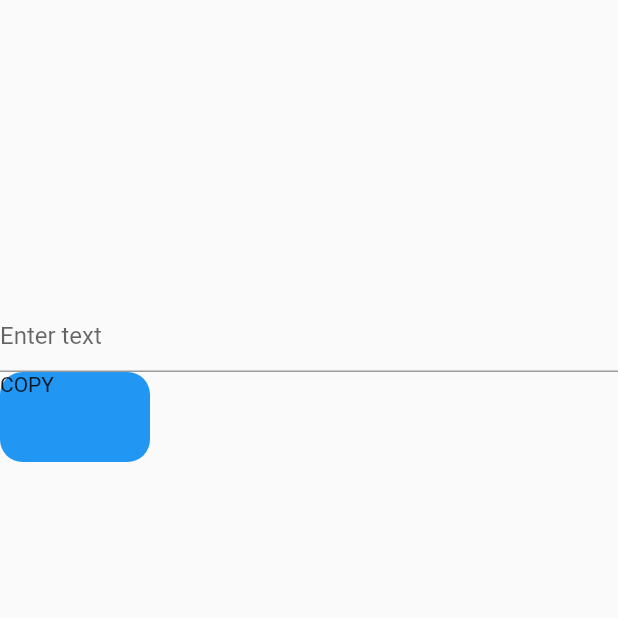
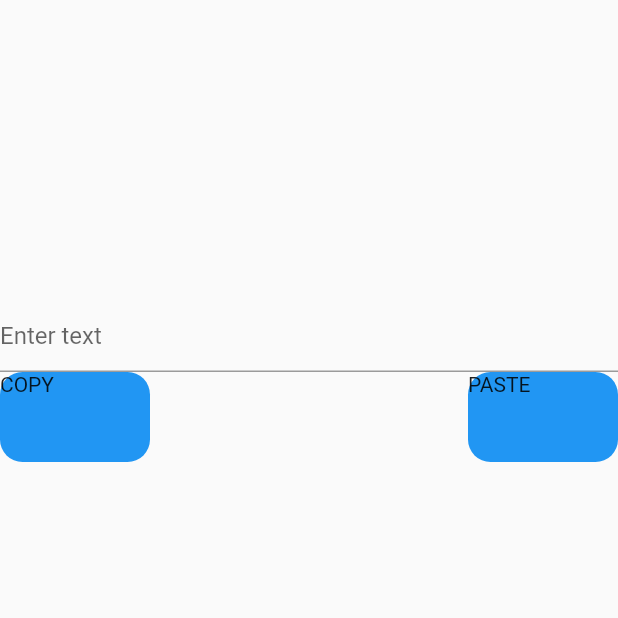
Before and after one commit to samuelezedi/flutter_clipboard, a Flutter app: the screen it shows after launch, on a phone screen of 412 x 824 dp, the top half of it. Run offline on Flutter 3.47's test engine with Material 2 defaults, Android fonts, the light colour scheme and no system bars.

```diff
--- a/example/lib/main.dart
+++ b/example/lib/main.dart
@@ -47,6 +47,7 @@ class _HomePageState extends State<HomePage> {
               ),
             ),
             Row(
+              mainAxisAlignment: MainAxisAlignment.spaceBetween,
               children: <Widget>[
                 InkWell(
                   onTap: (){
@@ -66,6 +67,24 @@ class _HomePageState extends State<HomePage> {
                     ),
                     child: Text('COPY'),
                   ),
+                ),
+                InkWell(
+                  onTap: (){
+
+                      FlutterClipboard.paste().then((value) {
+                        print(value);
+                        field.text = value;
+                      });
+                  },
+                  child: Container(
+                    width: 100,
+                    height: 60,
+                    decoration: BoxDecoration(
+                        color: Colors.blue,
+                        borderRadius: BorderRadius.circular(15)
+                    ),
+                    child: Text('PASTE'),
+                  ),
                 )
               ],
             )
```
Also changed, not shown: example/lib/core.dart (+8 -4 lines), lib/clipboard.dart (+8 -4 lines), 1 other file.
